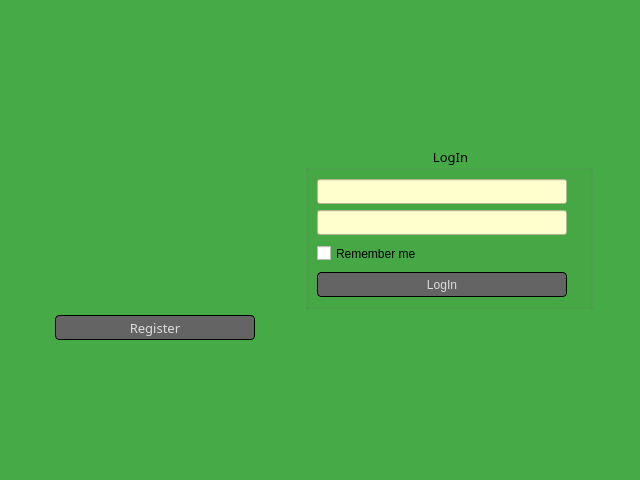
First picture: the form in startwindow.ui, repository LACF-MIEEC/BasesDados, before the edit.
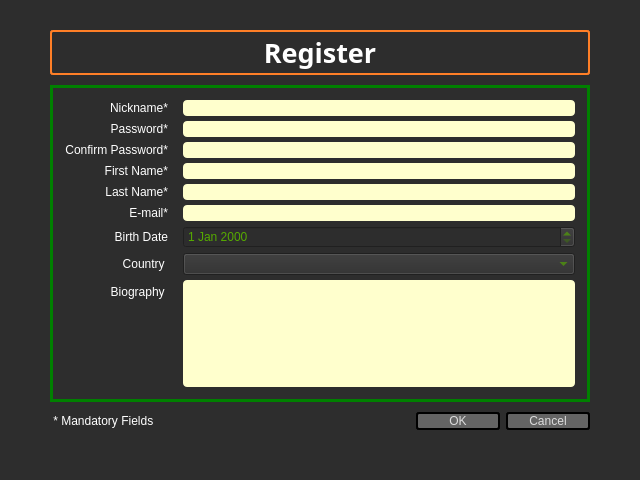
Second picture: the form after the edit. The open tabs and pages were chosen to show the change. Icons and pictures are not drawn.

Patch:
```diff
--- a/startwindow.ui
+++ b/startwindow.ui
@@ -51,32 +51,155 @@
   </property>
   <property name="styleSheet">
    <string notr="true">*{
-	font: 10pt &quot;Century Gothic&quot;;
-	color: rgb(0, 0, 0);
+	selection-background-color: rgb(255, 255, 255);
+	selection-color: rgb(0, 0, 0);
+
+	background-color: rgb(45, 45, 45);
+	alternate-background-color: rgb(0, 0, 0);
+
+	font: 10pt &quot;Century Gothic&quot;  ;
+	color: rgb(85, 170, 0);
+
+	gridline-color: rgb(206, 206, 206);
 }
-QDialog#StartWindow{
-	background-color:rgb(70, 170, 70);
+QTextEdit{
+	background-color:rgb(255, 255, 205);
+	border-radius: 4px;
+	color: rgb(0,0,0);
+	
+	selection-color: rgb(255, 255, 255);
+	selection-background-color: rgb(85, 170, 255);
+}
+QPlainTextEdit{
+	background-color:rgb(255, 255, 205);
+	border-radius: 4px;
+	color: rgb(0,0,0);
+	
+	selection-color: rgb(255, 255, 255);
+	selection-background-color: rgb(85, 170, 255);
+}
+
+QLineEdit{
+	background-color:rgb(255, 255, 205);
+	border-radius: 4px;
+	color: rgb(0,0,0);
+	
+	selection-color: rgb(255, 255, 255);
+	selection-background-color: rgb(85, 170, 255);
+}
+QLineEdit#searchBar{	
+	border-radius: 8px;
+}
+QToolButton{
+	border:none;
+}
+QLabel{
+	color: white;
+}
+QDialog{
+	color: black;
+}
+QTableView{
+	background-color: rgb(30, 30, 30);
 }
 QPushButton{
-	border-width: 1px;
+	border-width: 2px;
     border-style: solid;
-	border-radius: 4px;
+	border-radius: 3px;
 	border-color: rgb(0, 0, 0);
 	background-color: rgb(100, 100, 100);
 	color: rgb(220, 220, 220);
+	min-width: 80px;
 }
 QGroupBox{
 	background:none;
-}</string>
+}
+
+
+QFrame#RegGroup{
+	border-width: 3px;
+	border-style: solid;
+	border-color: green;
+	padding: 2px;
+
+}
+QLabel#RegTitle{
+	font: bold 20pt &quot;Century Gothic&quot;;
+	border-width: 2px;
+    border-style: solid;
+	border-radius: 3px;
+	border-color:rgb(255, 127, 39);
+	padding: 2px;
+}
+</string>
   </property>
   <property name="modal">
    <bool>true</bool>
   </property>
   <layout class="QGridLayout" name="gridLayout_2">
-   <item row="2" column="1">
+   <property name="leftMargin">
+    <number>0</number>
+   </property>
+   <property name="topMargin">
+    <number>0</number>
+   </property>
+   <property name="rightMargin">
+    <number>0</number>
+   </property>
+   <property name="bottomMargin">
+    <number>0</number>
+   </property>
+   <item row="3" column="0">
+    <widget class="QStackedWidget" name="stackedWidget">
+     <property name="currentIndex">
+      <number>0</number>
+     </property>
+     <widget class="QWidget" name="LogPage">
+      <layout class="QGridLayout" name="gridLayout">
+       <property name="leftMargin">
+        <number>0</number>
+       </property>
+       <property name="topMargin">
+        <number>15</number>
+       </property>
+       <property name="rightMargin">
+        <number>30</number>
+       </property>
+       <property name="bottomMargin">
+        <number>30</number>
+       </property>
+       <item row="1" column="0">
+        <widget class="QLabel" name="Logo">
+         <property name="sizePolicy">
+          <sizepolicy hsizetype="Expanding" vsizetype="Expanding">
+           <horstretch>0</horstretch>
+           <verstretch>0</verstretch>
+          </sizepolicy>
+         </property>
+         <property name="styleSheet">
+          <string notr="true">background: none;</string>
+         </property>
+         <property name="text">
+          <string/>
+         </property>
+         <property name="pixmap">
+          <pixmap resource="resources.qrc">:/Logos/resources/logos/MusicLogoGreyO2.png</pixmap>
+         </property>
+         <property name="scaledContents">
+          <bool>false</bool>
+         </property>
+         <property name="alignment">
+          <set>Qt::AlignCenter</set>
+         </property>
+         <property name="wordWrap">
+          <bool>false</bool>
+         </property>
+        </widget>
+       </item>
+       <item row="1" column="2">
     <widget class="QGroupBox" name="LoginBox">
      <property name="sizePolicy">
-      <sizepolicy hsizetype="Preferred" vsizetype="Maximum">
+          <sizepolicy hsizetype="Expanding" vsizetype="Fixed">
        <horstretch>0</horstretch>
        <verstretch>0</verstretch>
       </sizepolicy>
@@ -151,6 +274,12 @@
         <property name="styleSheet">
          <string notr="true">background-color: rgb(255, 255, 205);</string>
         </property>
+            <property name="echoMode">
+             <enum>QLineEdit::Password</enum>
+            </property>
+            <property name="clearButtonEnabled">
+             <bool>false</bool>
+            </property>
        </widget>
       </item>
       <item>
@@ -197,7 +326,7 @@
         </property>
         <property name="minimumSize">
          <size>
-          <width>200</width>
+              <width>84</width>
           <height>25</height>
          </size>
         </property>
@@ -212,65 +341,71 @@
         </property>
        </widget>
       </item>
+          <item>
+           <widget class="QPushButton" name="RegisterButton">
+            <property name="sizePolicy">
+             <sizepolicy hsizetype="MinimumExpanding" vsizetype="Fixed">
+              <horstretch>0</horstretch>
+              <verstretch>0</verstretch>
+             </sizepolicy>
+            </property>
+            <property name="minimumSize">
+             <size>
+              <width>84</width>
+              <height>25</height>
+             </size>
+            </property>
+            <property name="maximumSize">
+             <size>
+              <width>200</width>
+              <height>25</height>
+             </size>
+            </property>
+            <property name="layoutDirection">
+             <enum>Qt::LeftToRight</enum>
+            </property>
+            <property name="text">
+             <string>Register</string>
+            </property>
+           </widget>
+          </item>
+          <item>
+           <widget class="Line" name="line">
+            <property name="frameShadow">
+             <enum>QFrame::Sunken</enum>
+            </property>
+            <property name="lineWidth">
+             <number>2</number>
+            </property>
+            <property name="orientation">
+             <enum>Qt::Horizontal</enum>
+            </property>
+           </widget>
+          </item>
+          <item>
+           <widget class="QPushButton" name="cancelButton">
+            <property name="sizePolicy">
+             <sizepolicy hsizetype="MinimumExpanding" vsizetype="Fixed">
+              <horstretch>0</horstretch>
+              <verstretch>0</verstretch>
+             </sizepolicy>
+            </property>
+            <property name="minimumSize">
+             <size>
+              <width>84</width>
+              <height>25</height>
+             </size>
+            </property>
+            <property name="text">
+             <string>Cancel</string>
+            </property>
+           </widget>
+          </item>
      </layout>
     </widget>
    </item>
-   <item row="6" column="1">
-    <spacer name="verticalSpacer_2">
-     <property name="orientation">
-      <enum>Qt::Vertical</enum>
-     </property>
-     <property name="sizeHint" stdset="0">
-      <size>
-       <width>20</width>
-       <height>40</height>
-      </size>
-     </property>
-    </spacer>
-   </item>
-   <item row="0" column="1">
-    <spacer name="verticalSpacer">
-     <property name="orientation">
-      <enum>Qt::Vertical</enum>
-     </property>
-     <property name="sizeHint" stdset="0">
-      <size>
-       <width>20</width>
-       <height>40</height>
-      </size>
-     </property>
-    </spacer>
-   </item>
-   <item row="2" column="0">
-    <widget class="QLabel" name="Logo">
-     <property name="sizePolicy">
-      <sizepolicy hsizetype="Expanding" vsizetype="Expanding">
-       <horstretch>0</horstretch>
-       <verstretch>0</verstretch>
-      </sizepolicy>
-     </property>
-     <property name="styleSheet">
-      <string notr="true">background: none;</string>
-     </property>
-     <property name="text">
-      <string/>
-     </property>
-     <property name="pixmap">
-      <pixmap resource="resources.qrc">:/Logos/MusicLogo</pixmap>
-     </property>
-     <property name="scaledContents">
-      <bool>false</bool>
-     </property>
-     <property name="alignment">
-      <set>Qt::AlignCenter</set>
-     </property>
-     <property name="wordWrap">
-      <bool>false</bool>
-     </property>
-    </widget>
-   </item>
-   <item row="0" column="3">
-    <widget class="QPushButton" name="DBSettings">
+       <item row="0" column="2" alignment="Qt::AlignRight">
+        <widget class="QToolButton" name="DBSettings">
      <property name="sizePolicy">
       <sizepolicy hsizetype="Fixed" vsizetype="Fixed">
        <horstretch>0</horstretch>
@@ -279,8 +414,8 @@
      </property>
      <property name="minimumSize">
       <size>
-       <width>30</width>
-       <height>30</height>
+           <width>45</width>
+           <height>45</height>
       </size>
      </property>
      <property name="maximumSize">
@@ -292,6 +427,9 @@
      <property name="toolTip">
       <string>Change Database Connection Settings</string>
      </property>
+         <property name="layoutDirection">
+          <enum>Qt::LeftToRight</enum>
+         </property>
      <property name="styleSheet">
       <string notr="true">border: none;
 background: none;
@@ -306,42 +444,369 @@
      </property>
      <property name="iconSize">
       <size>
-       <width>40</width>
-       <height>40</height>
+           <width>50</width>
+           <height>50</height>
       </size>
      </property>
     </widget>
    </item>
-   <item row="3" column="0" alignment="Qt::AlignHCenter">
-    <widget class="QPushButton" name="RegisterButton">
+      </layout>
+     </widget>
+     <widget class="QWidget" name="RegPage">
+      <layout class="QGridLayout" name="gridLayout_3">
+       <property name="leftMargin">
+        <number>50</number>
+       </property>
+       <property name="topMargin">
+        <number>30</number>
+       </property>
+       <property name="rightMargin">
+        <number>50</number>
+       </property>
+       <property name="bottomMargin">
+        <number>50</number>
+       </property>
+       <property name="verticalSpacing">
+        <number>10</number>
+       </property>
+       <item row="1" column="1">
+        <widget class="QLabel" name="RegTitle">
      <property name="sizePolicy">
-      <sizepolicy hsizetype="MinimumExpanding" vsizetype="Fixed">
+          <sizepolicy hsizetype="MinimumExpanding" vsizetype="Preferred">
        <horstretch>0</horstretch>
        <verstretch>0</verstretch>
       </sizepolicy>
      </property>
-     <property name="minimumSize">
-      <size>
-       <width>200</width>
-       <height>25</height>
-      </size>
-     </property>
-     <property name="maximumSize">
-      <size>
-       <width>200</width>
-       <height>25</height>
-      </size>
-     </property>
-     <property name="layoutDirection">
-      <enum>Qt::LeftToRight</enum>
+         <property name="font">
+          <font>
+           <family>Century Gothic</family>
+           <pointsize>20</pointsize>
+           <weight>75</weight>
+           <italic>false</italic>
+           <bold>true</bold>
+          </font>
+         </property>
+         <property name="frameShape">
+          <enum>QFrame::NoFrame</enum>
+         </property>
+         <property name="frameShadow">
+          <enum>QFrame::Plain</enum>
+         </property>
+         <property name="midLineWidth">
+          <number>2</number>
      </property>
      <property name="text">
       <string>Register</string>
      </property>
-    </widget>
-   </item>
-  </layout>
- </widget>
+         <property name="alignment">
+          <set>Qt::AlignCenter</set>
+         </property>
+        </widget>
+       </item>
+       <item row="2" column="1">
+        <widget class="QFrame" name="RegGroup">
+         <property name="frameShape">
+          <enum>QFrame::Box</enum>
+         </property>
+         <property name="frameShadow">
+          <enum>QFrame::Raised</enum>
+         </property>
+         <property name="lineWidth">
+          <number>5</number>
+         </property>
+         <property name="midLineWidth">
+          <number>3</number>
+         </property>
+         <layout class="QFormLayout" name="RegLayout">
+          <property name="labelAlignment">
+           <set>Qt::AlignRight|Qt::AlignTrailing|Qt::AlignVCenter</set>
+          </property>
+          <property name="horizontalSpacing">
+           <number>15</number>
+          </property>
+          <property name="verticalSpacing">
+           <number>5</number>
+          </property>
+          <property name="leftMargin">
+           <number>10</number>
+          </property>
+          <property name="topMargin">
+           <number>10</number>
+          </property>
+          <property name="rightMargin">
+           <number>10</number>
+          </property>
+          <property name="bottomMargin">
+           <number>10</number>
+          </property>
+          <item row="0" column="0">
+           <widget class="QLabel" name="nickLabel">
+            <property name="sizePolicy">
+             <sizepolicy hsizetype="MinimumExpanding" vsizetype="Preferred">
+              <horstretch>0</horstretch>
+              <verstretch>0</verstretch>
+             </sizepolicy>
+            </property>
+            <property name="layoutDirection">
+             <enum>Qt::LeftToRight</enum>
+            </property>
+            <property name="text">
+             <string>Nickname*</string>
+            </property>
+            <property name="textFormat">
+             <enum>Qt::AutoText</enum>
+            </property>
+            <property name="alignment">
+             <set>Qt::AlignJustify|Qt::AlignVCenter</set>
+            </property>
+           </widget>
+          </item>
+          <item row="0" column="1">
+           <widget class="QLineEdit" name="nick"/>
+          </item>
+          <item row="1" column="0">
+           <widget class="QLabel" name="passwordLabel">
+            <property name="sizePolicy">
+             <sizepolicy hsizetype="MinimumExpanding" vsizetype="Preferred">
+              <horstretch>0</horstretch>
+              <verstretch>0</verstretch>
+             </sizepolicy>
+            </property>
+            <property name="layoutDirection">
+             <enum>Qt::LeftToRight</enum>
+            </property>
+            <property name="text">
+             <string>Password*</string>
+            </property>
+            <property name="alignment">
+             <set>Qt::AlignRight|Qt::AlignTrailing|Qt::AlignVCenter</set>
+            </property>
+           </widget>
+          </item>
+          <item row="1" column="1">
+           <widget class="QLineEdit" name="password">
+            <property name="echoMode">
+             <enum>QLineEdit::Password</enum>
+            </property>
+           </widget>
+          </item>
+          <item row="2" column="0">
+           <widget class="QLabel" name="confirmLabel">
+            <property name="sizePolicy">
+             <sizepolicy hsizetype="MinimumExpanding" vsizetype="Preferred">
+              <horstretch>0</horstretch>
+              <verstretch>0</verstretch>
+             </sizepolicy>
+            </property>
+            <property name="layoutDirection">
+             <enum>Qt::LeftToRight</enum>
+            </property>
+            <property name="text">
+             <string>Confirm Password*</string>
+            </property>
+            <property name="alignment">
+             <set>Qt::AlignRight|Qt::AlignTrailing|Qt::AlignVCenter</set>
+            </property>
+           </widget>
+          </item>
+          <item row="2" column="1">
+           <widget class="QLineEdit" name="confirmPassword">
+            <property name="echoMode">
+             <enum>QLineEdit::Password</enum>
+            </property>
+           </widget>
+          </item>
+          <item row="3" column="0">
+           <widget class="QLabel" name="firstNameLabel">
+            <property name="sizePolicy">
+             <sizepolicy hsizetype="MinimumExpanding" vsizetype="Preferred">
+              <horstretch>0</horstretch>
+              <verstretch>0</verstretch>
+             </sizepolicy>
+            </property>
+            <property name="layoutDirection">
+             <enum>Qt::LeftToRight</enum>
+            </property>
+            <property name="text">
+             <string>First Name*</string>
+            </property>
+            <property name="alignment">
+             <set>Qt::AlignRight|Qt::AlignTrailing|Qt::AlignVCenter</set>
+            </property>
+           </widget>
+          </item>
+          <item row="3" column="1">
+           <widget class="QLineEdit" name="firstName"/>
+          </item>
+          <item row="4" column="0">
+           <widget class="QLabel" name="lastNameLabel">
+            <property name="sizePolicy">
+             <sizepolicy hsizetype="MinimumExpanding" vsizetype="Preferred">
+              <horstretch>0</horstretch>
+              <verstretch>0</verstretch>
+             </sizepolicy>
+            </property>
+            <property name="layoutDirection">
+             <enum>Qt::LeftToRight</enum>
+            </property>
+            <property name="text">
+             <string>Last Name*</string>
+            </property>
+            <property name="alignment">
+             <set>Qt::AlignRight|Qt::AlignTrailing|Qt::AlignVCenter</set>
+            </property>
+           </widget>
+          </item>
+          <item row="4" column="1">
+           <widget class="QLineEdit" name="lastName"/>
+          </item>
+          <item row="5" column="0">
+           <widget class="QLabel" name="emailLabel">
+            <property name="sizePolicy">
+             <sizepolicy hsizetype="Expanding" vsizetype="Preferred">
+              <horstretch>0</horstretch>
+              <verstretch>0</verstretch>
+             </sizepolicy>
+            </property>
+            <property name="layoutDirection">
+             <enum>Qt::LeftToRight</enum>
+            </property>
+            <property name="text">
+             <string>E-mail*</string>
+            </property>
+            <property name="alignment">
+             <set>Qt::AlignRight|Qt::AlignTrailing|Qt::AlignVCenter</set>
+            </property>
+           </widget>
+          </item>
+          <item row="5" column="1">
+           <widget class="QLineEdit" name="email"/>
+          </item>
+          <item row="6" column="0">
+           <widget class="QLabel" name="birthLabel">
+            <property name="sizePolicy">
+             <sizepolicy hsizetype="MinimumExpanding" vsizetype="Preferred">
+              <horstretch>0</horstretch>
+              <verstretch>0</verstretch>
+             </sizepolicy>
+            </property>
+            <property name="layoutDirection">
+             <enum>Qt::LeftToRight</enum>
+            </property>
+            <property name="text">
+             <string>Birth Date</string>
+            </property>
+            <property name="alignment">
+             <set>Qt::AlignRight|Qt::AlignTrailing|Qt::AlignVCenter</set>
+            </property>
+           </widget>
+          </item>
+          <item row="6" column="1">
+           <widget class="QDateEdit" name="birthDate"/>
+          </item>
+          <item row="7" column="0">
+           <widget class="QLabel" name="countryLabel">
+            <property name="sizePolicy">
+             <sizepolicy hsizetype="MinimumExpanding" vsizetype="Preferred">
+              <horstretch>0</horstretch>
+              <verstretch>0</verstretch>
+             </sizepolicy>
+            </property>
+            <property name="layoutDirection">
+             <enum>Qt::LeftToRight</enum>
+            </property>
+            <property name="text">
+             <string>Country </string>
+            </property>
+            <property name="alignment">
+             <set>Qt::AlignRight|Qt::AlignTrailing|Qt::AlignVCenter</set>
+            </property>
+           </widget>
+          </item>
+          <item row="7" column="1">
+           <widget class="QComboBox" name="country">
+            <property name="frame">
+             <bool>true</bool>
+            </property>
+           </widget>
+          </item>
+          <item row="8" column="0">
+           <widget class="QLabel" name="bioLabel">
+            <property name="sizePolicy">
+             <sizepolicy hsizetype="MinimumExpanding" vsizetype="Preferred">
+              <horstretch>0</horstretch>
+              <verstretch>0</verstretch>
+             </sizepolicy>
+            </property>
+            <property name="layoutDirection">
+             <enum>Qt::LeftToRight</enum>
+            </property>
+            <property name="text">
+             <string>Biography </string>
+            </property>
+            <property name="alignment">
+             <set>Qt::AlignRight|Qt::AlignTrailing|Qt::AlignVCenter</set>
+            </property>
+           </widget>
+          </item>
+          <item row="8" column="1">
+           <widget class="QPlainTextEdit" name="bio">
+            <property name="plainText">
+             <string notr="true"/>
+            </property>
+            <property name="backgroundVisible">
+             <bool>false</bool>
+            </property>
+           </widget>
+          </item>
+         </layout>
+        </widget>
+       </item>
+       <item row="6" column="1">
+        <layout class="QHBoxLayout" name="horizontalLayout">
+         <item>
+          <widget class="QLabel" name="label">
+           <property name="text">
+            <string> * Mandatory Fields</string>
+           </property>
+          </widget>
+         </item>
+         <item>
+          <widget class="QDialogButtonBox" name="RegButtonBox">
+           <property name="layoutDirection">
+            <enum>Qt::LeftToRight</enum>
+           </property>
+           <property name="standardButtons">
+            <set>QDialogButtonBox::Cancel|QDialogButtonBox::Ok</set>
+           </property>
+           <property name="centerButtons">
+            <bool>false</bool>
+           </property>
+          </widget>
+         </item>
+        </layout>
+       </item>
+      </layout>
+     </widget>
+    </widget>
+   </item>
+  </layout>
+ </widget>
+ <tabstops>
+  <tabstop>LogInButton</tabstop>
+  <tabstop>UserNameEdit</tabstop>
+  <tabstop>PasswordEdit</tabstop>
+  <tabstop>RememberCheck</tabstop>
+  <tabstop>nick</tabstop>
+  <tabstop>password</tabstop>
+  <tabstop>confirmPassword</tabstop>
+  <tabstop>firstName</tabstop>
+  <tabstop>lastName</tabstop>
+  <tabstop>email</tabstop>
+  <tabstop>birthDate</tabstop>
+  <tabstop>country</tabstop>
+  <tabstop>bio</tabstop>
+ </tabstops>
  <resources>
   <include location="resources.qrc"/>
  </resources>
```
Lines whose indentation alone changed are shown as unchanged.
